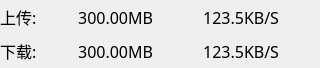
Old version of the form NetworkSpeed.ui in the repository jerry-yuan/RPi-BigQtFace.
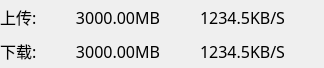
New version of the form.

Commit message: update the login parameter with service=default and change deadline to network flow

What changed in the file:
```diff
--- a/NetworkSpeed.ui
+++ b/NetworkSpeed.ui
@@ -6,7 +6,7 @@
    <rect>
     <x>0</x>
     <y>0</y>
-    <width>320</width>
+    <width>324</width>
     <height>68</height>
    </rect>
   </property>
@@ -109,7 +109,7 @@
         </font>
        </property>
        <property name="text">
-        <string>300.00MB</string>
+        <string>3000.00MB</string>
        </property>
        <property name="alignment">
         <set>Qt::AlignRight|Qt::AlignTrailing|Qt::AlignVCenter</set>
@@ -138,7 +138,7 @@
         </font>
        </property>
        <property name="text">
-        <string>300.00MB</string>
+        <string>3000.00MB</string>
        </property>
        <property name="alignment">
         <set>Qt::AlignRight|Qt::AlignTrailing|Qt::AlignVCenter</set>
@@ -184,7 +184,7 @@
         </font>
        </property>
        <property name="text">
-        <string>123.5KB/S</string>
+        <string>1234.5KB/S</string>
        </property>
        <property name="alignment">
         <set>Qt::AlignRight|Qt::AlignTrailing|Qt::AlignVCenter</set>
@@ -213,7 +213,7 @@
         </font>
        </property>
        <property name="text">
-        <string>123.5KB/S</string>
+        <string>1234.5KB/S</string>
        </property>
        <property name="alignment">
         <set>Qt::AlignRight|Qt::AlignTrailing|Qt::AlignVCenter</set>
```
The commit also changes 10 other files.
